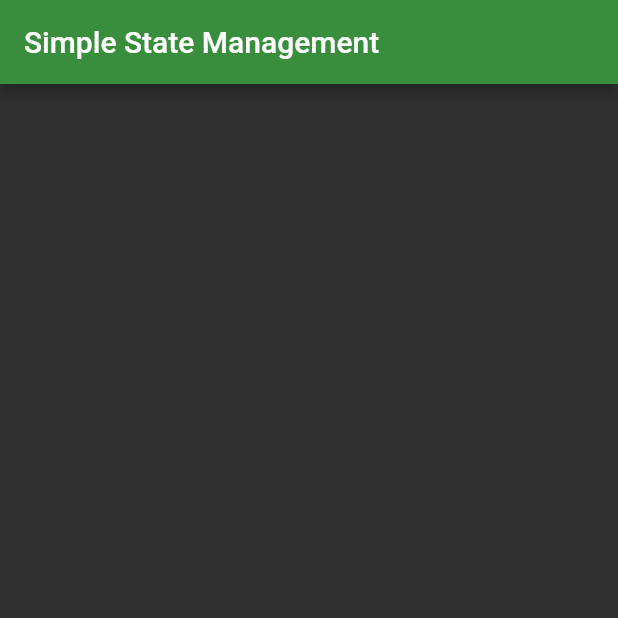
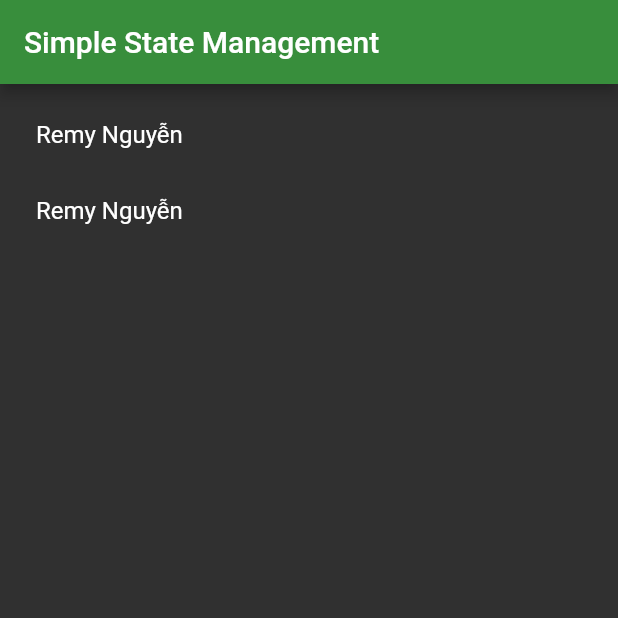
Before and after one commit to remynguyen96/basic-flutter, a Flutter app: the screen it shows after launch, on a phone screen of 412 x 824 dp, the top half of it. Run offline on Flutter 3.47's test engine with Material 2 defaults, Android fonts, the light colour scheme and no system bars; Roboto replaces fonts that are missing (SF-Pro-Text-Regular).

Commit message:
Configuration basic statement app

```diff
--- a/lib/homepage.dart
+++ b/lib/homepage.dart
@@ -1,4 +1,5 @@
 import 'package:flutter/material.dart';
+import 'states/basic.dart';
 
 class MyApp extends StatelessWidget {
   // This widget is the root of your application.
@@ -21,8 +22,10 @@ class MyApp extends StatelessWidget {
         appBar: AppBar(
           title: Text('Simple State Management'),
         ),
-        body: Container(),
+        body: HomepageApplication(),
       ),
     );
   }
 }
+
+//https://github.com/flutter/flutter/issues/25370#issuecomment-540947710
--- /dev/null
+++ b/lib/states/basic.dart
@@ -0,0 +1,67 @@
+import 'package:flutter/cupertino.dart';
+import 'package:provider/provider.dart';
+
+class User {
+  String _name;
+
+  set name(name) => _name = name;
+  String get name => _name;
+}
+
+class BasicProvider extends StatelessWidget {
+  @override
+  Widget build(BuildContext context) {
+    User user = User();
+    user.name = 'Remy Nguyễn';
+
+    return Provider<User>.value(
+      value: user,
+      child: WidgetElements(),
+    );
+  }
+}
+
+class WidgetElements extends StatelessWidget {
+  @override
+  Widget build(BuildContext context) {
+    return Container(
+      child: Column(
+        children: <Widget>[
+          WidgetWithComsumer(),
+          SizedBox(height: 32),
+          WidgetNotComsumer(),
+        ],
+      ),
+    );
+  }
+}
+
+class WidgetWithComsumer extends StatelessWidget {
+  @override
+  Widget build(BuildContext context) {
+    return Consumer<User>(
+      builder: (context, user, child) => Text(user.name),
+    );
+  }
+}
+
+class WidgetNotComsumer extends StatelessWidget {
+  @override
+  Widget build(BuildContext context) {
+    User user = Provider.of<User>(context);
+
+    return Container(
+      child: Text(user.name),
+    );
+  }
+}
+
+class HomepageApplication extends StatelessWidget {
+  @override
+  Widget build(BuildContext context) {
+    return Padding(
+      padding: EdgeInsets.all(24),
+      child: BasicProvider(),
+    );
+  }
+}
--- a/pubspec.yaml
+++ b/pubspec.yaml
@@ -26,6 +26,7 @@ dependencies:
   shared_preferences: ^0.5.3+4
   rxdart: ^0.22.0
   http: 0.12.0+2
+  provider: ^3.1.0+1
 
 dev_dependencies:
   flutter_test:
```
Also changed, not shown: pubspec.lock, 2 other files.
